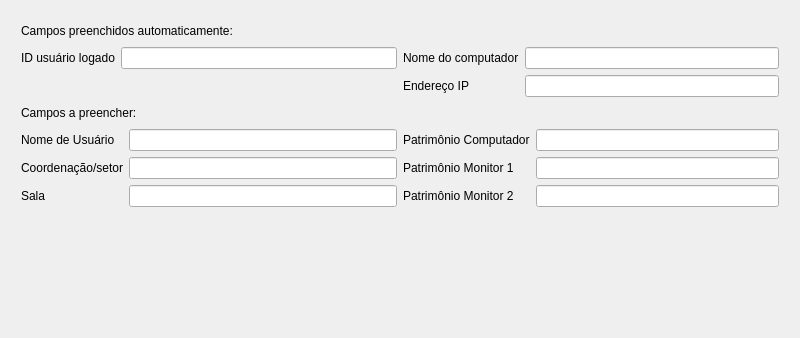
Before: the Qt Designer form Mapa/mapa_default.ui in lightbase/cacic-agente, drawn with Qt 5; both pictures show x 0 to 800 and y 0 to 338 of the 800 by 600 pixel window.
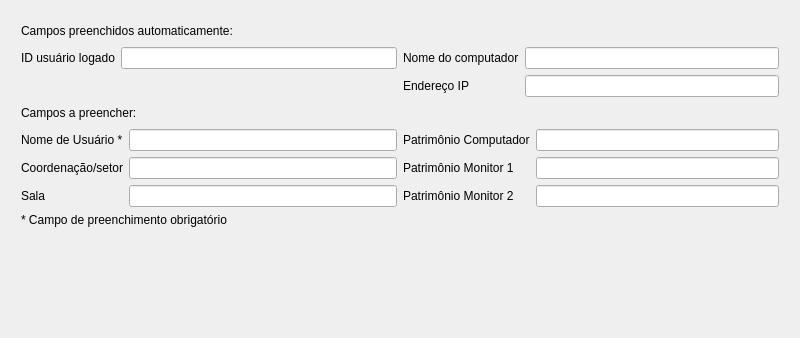
After: the same form once the commit is applied. Icons and pictures are not drawn.

Commit message: Obrigatoriedade de preenchimento dos campos no Mapa alterada para somente o campo de Nome ser obrigatório.

Patch:
```diff
--- a/Mapa/mapa_default.ui
+++ b/Mapa/mapa_default.ui
@@ -65,7 +65,7 @@
      <enum>QLayout::SetMinAndMaxSize</enum>
     </property>
     <item row="0" column="0">
-     <layout class="QVBoxLayout" name="verticalLayout" stretch="0,0,0,0,0,0">
+     <layout class="QVBoxLayout" name="verticalLayout" stretch="0,0,0,0,0,0,0">
       <property name="sizeConstraint">
        <enum>QLayout::SetMinAndMaxSize</enum>
       </property>
@@ -199,7 +199,7 @@
              </sizepolicy>
             </property>
             <property name="text">
-             <string>Nome de Usuário</string>
+             <string>Nome de Usuário *</string>
             </property>
            </widget>
           </item>
@@ -274,6 +274,13 @@
         </item>
        </layout>
       </item>
+      <item>
+       <widget class="QLabel" name="label">
+        <property name="text">
+         <string>* Campo de preenchimento obrigatório</string>
+        </property>
+       </widget>
+      </item>
       <item>
        <spacer name="verticalSpacer">
         <property name="orientation">
```
The commit also changes 1 other file.
